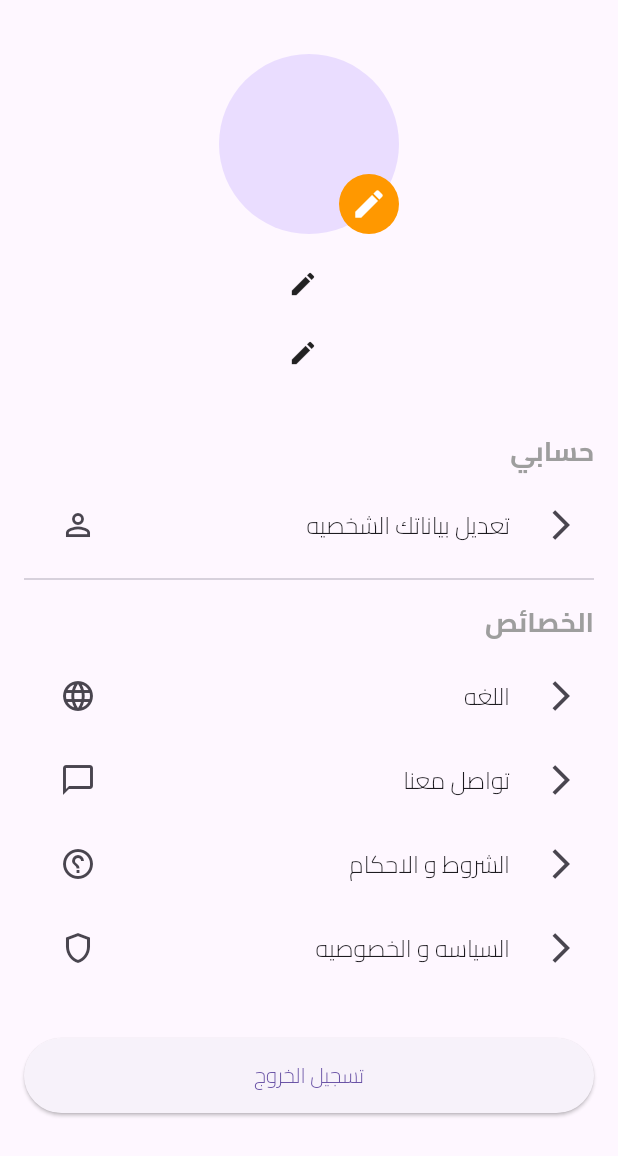
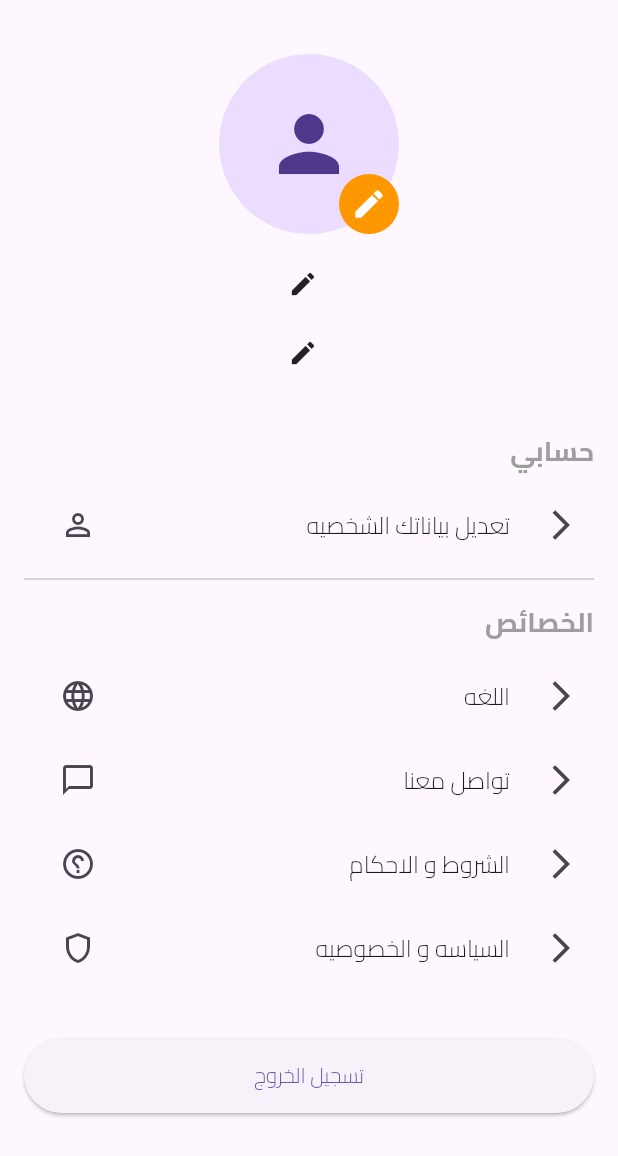
Before and after one commit to aalitariq44/Umrah, a Flutter app: the AccountScreen screen opened directly, on a phone screen of 412 x 824 dp. Shown: the top 1156 px of the screen. Run offline on Flutter 3.47's test engine with Material 3 defaults, Android fonts, the phone set to English and light mode, and no system bars; our stand-ins replace audioplayers, cloud_firestore, country_picker, file_picker, firebase_auth, firebase_core and 6 more; missing offline and left inert: flutter_sound; accounts and stored records are empty; generated files the repository leaves out were written again.

Commit message:
تعديل عرضايقونة شخص في صفحة الحساب

```diff
--- a/lib/features/account/screens/account_screen.dart
+++ b/lib/features/account/screens/account_screen.dart
@@ -128,6 +128,11 @@ class _AccountScreenState extends State<AccountScreen> {
     final authController = Provider.of<AuthController>(context);
     final user = authController.user;
 
+    ImageProvider<Object>? backgroundImage;
+    if (user?.photoUrl != null && user!.photoUrl.isNotEmpty) {
+      backgroundImage = NetworkImage(user.photoUrl);
+    }
+
     return Scaffold(
       body: SafeArea(
         child: SingleChildScrollView(
@@ -138,9 +143,12 @@ class _AccountScreenState extends State<AccountScreen> {
                 const SizedBox(height: 20),
                 Stack(
                   children: [
-                    const CircleAvatar(
+                    CircleAvatar(
                       radius: 60,
-                      // backgroundImage: NetworkImage('...'),
+                      backgroundImage: backgroundImage,
+                      child: backgroundImage == null
+                          ? const Icon(Icons.person, size: 60)
+                          : null,
                     ),
                     Positioned(
                       bottom: 0,
```
